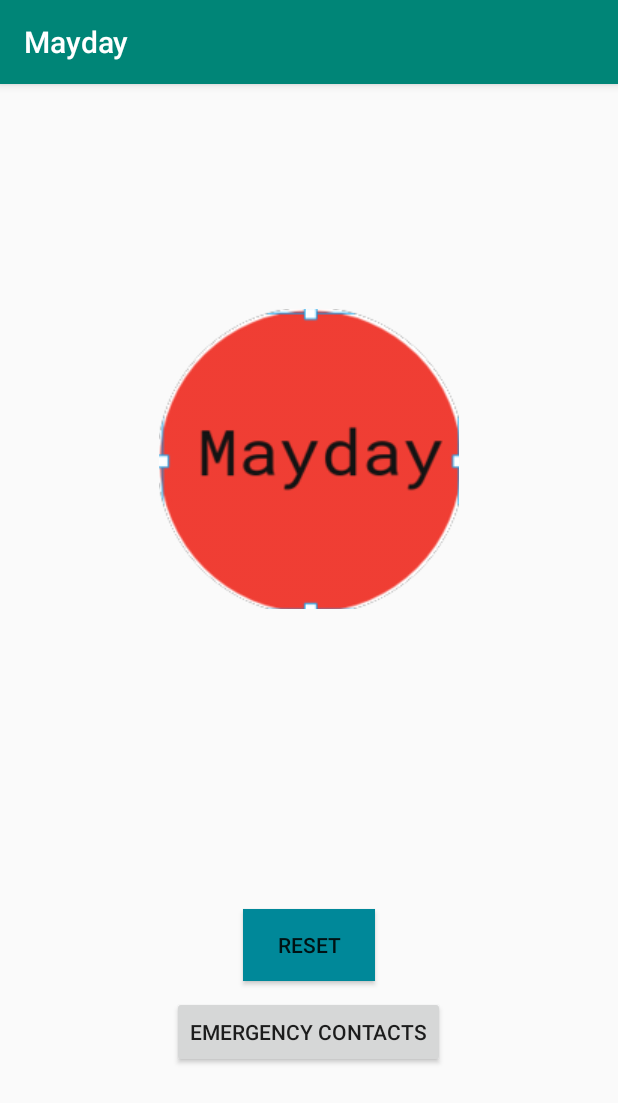
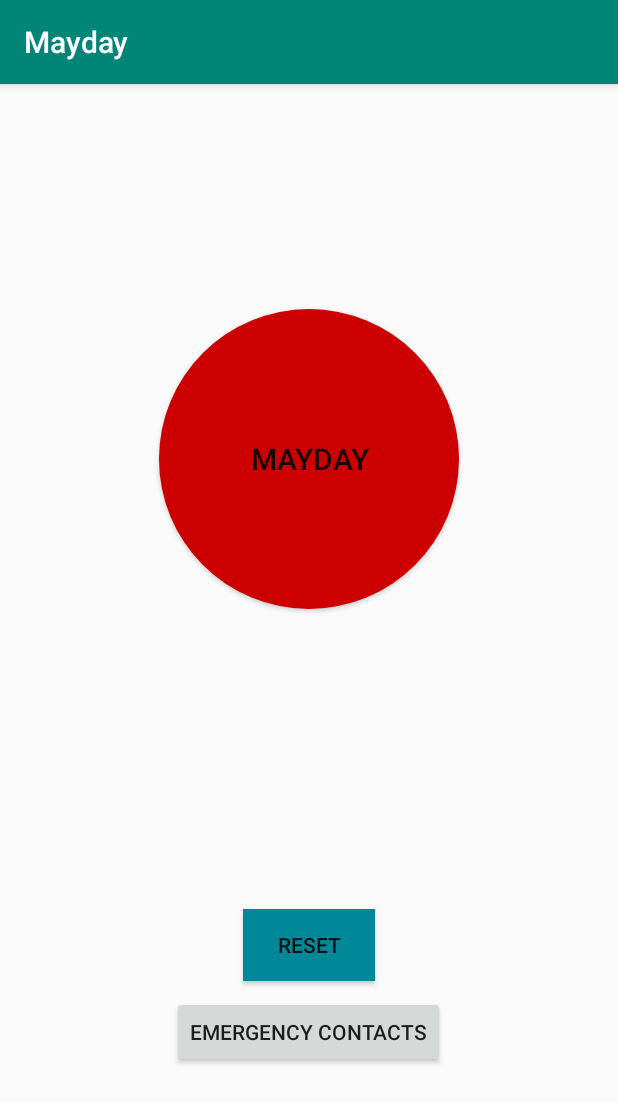
Before and after one commit to kritisingh1/Mayday, an Android app: the screen it shows after launch (MainActivity), on a phone screen of 412 x 824 dp. Shown: the top 1103 px of the screen. Run offline under Robolectric (Android 15) with nearby library versions, the phone set to English and light mode, and no system bars.

```diff
--- a/app/src/main/AndroidManifest.xml
+++ b/app/src/main/AndroidManifest.xml
@@ -29,7 +29,6 @@
                 <category android:name="android.intent.category.LAUNCHER" />
             </intent-filter>
         </activity>
-
         <provider
             android:name="androidx.core.content.FileProvider"
             android:authorities="${applicationId}.provider"
@@ -39,7 +38,8 @@
                 android:name="android.support.FILE_PROVIDER_PATHS"
                 android:resource="@xml/file_paths" />
         </provider>
-
+        <meta-data android:name="emailid" android:value="babyyodaisop@gmail.com"/>
+        <meta-data android:name="password" android:value=""/>
     </application>
 
     <uses-permission android:name="android.permission.INTERNET" />
--- a/app/src/main/java/com/example/mayday/DisplayEmail.java
+++ b/app/src/main/java/com/example/mayday/DisplayEmail.java
@@ -1,9 +1,6 @@
 package com.example.mayday;
 
 import android.os.Bundle;
-
-import com.google.android.material.floatingactionbutton.FloatingActionButton;
-import com.google.android.material.snackbar.Snackbar;
 
 import androidx.appcompat.app.AppCompatActivity;
 import androidx.appcompat.widget.Toolbar;
--- a/app/src/main/java/com/example/mayday/MainActivity.java
+++ b/app/src/main/java/com/example/mayday/MainActivity.java
@@ -2,7 +2,14 @@ package com.example.mayday;
 
 import androidx.appcompat.app.AppCompatActivity;
 
+import android.content.Context;
+import android.content.pm.ApplicationInfo;
+import android.content.pm.PackageManager;
 import android.os.Bundle;
+import android.util.Log;
+import android.view.View;
+import android.widget.Button;
+import android.widget.ImageButton;
 
 public class MainActivity extends AppCompatActivity {
 
@@ -10,8 +17,30 @@ public class MainActivity extends AppCompatActivity {
     protected void onCreate(Bundle savedInstanceState) {
         super.onCreate(savedInstanceState);
         setContentView(R.layout.activity_main);
+        final String emailid = this.getMetaData(this, "emailid");
+        final String password = this.getMetaData(this, "password");
+        final Button mayday = findViewById(R.id.maydayButton);
+
+        // modify this accordingly
+        final String recipients = "";
+
+        mayday.setOnClickListener(new View.OnClickListener() {
+            @Override
+            public void onClick(View view) {
+                Log.d("Mayday", "clicked");
+                new MailSenderActivity().execute(emailid, password, recipients, "Test subject", "Test body");
+            }
+        });
     }
 
-
-
+    public static String getMetaData(Context context, String name) {
+        try {
+            ApplicationInfo ai = context.getPackageManager().getApplicationInfo(context.getPackageName(), PackageManager.GET_META_DATA);
+            Bundle bundle = ai.metaData;
+            return bundle.getString(name);
+        } catch (PackageManager.NameNotFoundException e) {
+            Log.e("Meta-data", "Unable to load meta-data: " + e.getMessage());
+        }
+        return null;
+    }
 }
--- a/app/src/main/res/layout/activity_main.xml
+++ b/app/src/main/res/layout/activity_main.xml
@@ -6,7 +6,7 @@
     tools:context=".MainActivity">
 
 
-    <ImageButton
+    <Button
         android:id="@+id/maydayButton"
         android:layout_width="200dp"
         android:layout_height="200dp"
@@ -14,6 +14,8 @@
         android:layout_centerHorizontal="true"
         android:layout_marginTop="150dp"
         android:background="@drawable/custom_image_button"
+        android:text="Mayday"
+        android:textSize="20sp"
         android:src="@drawable/mayday" />
 
     <Button
```
Also changed, not shown: app/src/main/java/com/example/mayday/MailSenderActivity.java (+12 -5 lines).
